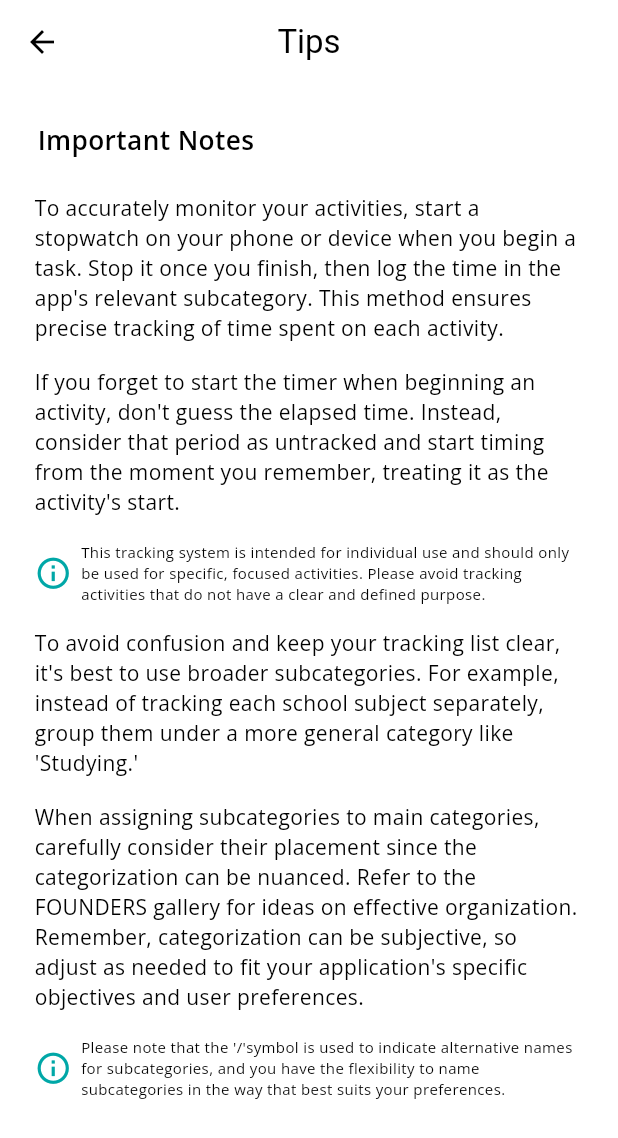
After one commit to bcr2001/motion, a Flutter app: the TipsPage screen opened directly, on a phone screen of 412 x 824 dp. The commit adds this screen. Shown: the top 1138 px of the screen. Run offline on Flutter 3.47's test engine with Material 3 defaults, Android fonts, the phone set to English and light mode, and no system bars; our stand-ins replace firebase_auth, firebase_core, fl_chart, flutter_heatmap_calendar, flutter_svg, google_fonts and 6 more; accounts and stored records are empty.

Commit message:
built the first section of the tips page UI and also changed all instances of personal growth to self development in the entire code base

```diff
--- a/lib/motion_core/mc_sql_table/main_table.dart
+++ b/lib/motion_core/mc_sql_table/main_table.dart
@@ -4,7 +4,7 @@ class MainCategory {
   double education; // Amount of time spent on education
   double skills; // Amount of time spent on skills development
   double entertainment; // Amount of time spent on entertainment
-  double personalGrowth; // Amount of time spent on personal growth
+  double selfDevelopment; // Amount of time spent on Self Development
   double sleep; // Amount of time spent on sleep
   String currentLoggedInUser; // User associated with the record
 
@@ -13,7 +13,7 @@ class MainCategory {
     this.education = 0.0, // Default value for education
     this.skills = 0.0, // Default value for skills
     this.entertainment = 0.0, // Default value for entertainment
-    this.personalGrowth = 0.0, // Default value for personal growth
+    this.selfDevelopment = 0.0, // Default value for Self Development
     this.sleep = 0.0, // Default value for sleep
     required this.currentLoggedInUser,
   });
@@ -25,7 +25,7 @@ class MainCategory {
       education: map['education'] ?? 0.0,
       skills: map['skills'] ?? 0.0,
       entertainment: map['entertainment'] ?? 0.0,
-      personalGrowth: map['personalGrowth'] ?? 0.0,
+      selfDevelopment: map['selfDevelopment'] ?? 0.0,
       sleep: map['sleep'] ?? 0.0,
       currentLoggedInUser: map['currentLoggedInUser'],
     );
@@ -38,7 +38,7 @@ class MainCategory {
       'education': education,
       'skills': skills,
       'entertainment': entertainment,
-      'personalGrowth': personalGrowth,
+      'selfDevelopment': selfDevelopment,
       'sleep': sleep,
       'currentLoggedInUser': currentLoggedInUser,
     };
@@ -46,6 +46,6 @@ class MainCategory {
 
   @override
   String toString() {
-    return 'Main category{date: $date, education: $education, skills: $skills, entertainment: $entertainment, personalGrowth: $personalGrowth, sleep: $sleep, user: $currentLoggedInUser}';
+    return 'Main category{date: $date, education: $education, skills: $skills, entertainment: $entertainment, selfDevelopment: $selfDevelopment, sleep: $sleep, user: $currentLoggedInUser}';
   }
 }
--- a/lib/motion_screens/ms_report/report.dart
+++ b/lib/motion_screens/ms_report/report.dart
@@ -83,9 +83,6 @@ class MonthlyReportPage extends StatelessWidget {
                       // Users can visualize their activity patterns throughout
                       // the month using this heat map.
                       sectionTitle(titleName: AppString.contributionTitle),
-                      const InfoToTheUser(
-                          sectionInformation:
-                              AppString.informationAboutContribution),
                       const ContributionsHeatMap(),
 
                       // SECTION 1:
--- a/lib/motion_screens/ms_report/report_back.dart
+++ b/lib/motion_screens/ms_report/report_back.dart
@@ -83,15 +83,13 @@ class AccountedUnaccountedReportPieChart extends StatelessWidget {
   }
 }
 
-
-
 // displays the Main category Distribution pie chart
 class MainCategoryDistributionPieChart extends StatelessWidget {
   final Future<List<Map<String, dynamic>>?> future;
 
   const MainCategoryDistributionPieChart({super.key, required this.future});
 
-Color getCategoryColorByName(String? categoryName) {
+  Color getCategoryColorByName(String? categoryName) {
     // Debugging: Print the category name
     logger.i("Category Name: $categoryName");
 
@@ -100,8 +98,8 @@ Color getCategoryColorByName(String? categoryName) {
         return AppColor.educationPieChartColor;
       case AppString.entertainmentMainCategory:
         return AppColor.entertainmentPieChartColor;
-      case AppString.personalGrowthMainCategory:
-        return AppColor.personalGrowthPieChartColor;
+      case AppString.selfDevelopmentMainCategory:
+        return AppColor.selfDevelopmentPieChartColor;
       case AppString.skillMainCategory:
         return AppColor.skillsPieChartColor;
       case AppString.sleepMainCategory:
@@ -112,7 +110,6 @@ Color getCategoryColorByName(String? categoryName) {
         return Colors.grey; // Default color for null or unrecognized category
     }
   }
-
 
   @override
   Widget build(BuildContext context) {
@@ -164,8 +161,6 @@ Color getCategoryColorByName(String? categoryName) {
     );
   }
 }
-
-
 
 // A custom widget for displaying a pie chart using the FL Chart library.
 class PieChartBuilder extends StatelessWidget {
@@ -440,7 +435,8 @@ class InfoToTheUser extends StatelessWidget {
             padding: EdgeInsets.only(right: 6.0),
             child: Icon(
               Icons.info_outline,
-              size: 18,
+              size: 25,
+              color: AppColor.tileBackgroundColor,
             ),
           ),
 
@@ -614,10 +610,10 @@ class AnalyticsMainCategoryDistributionPieChart extends StatelessWidget {
   Widget build(BuildContext context) {
     return Consumer2<MainCategoryTrackerProvider, UserUidProvider>(
         builder: ((context, main, user, child) {
-
       final String currentUser = user.userUid!;
       return PieChartDataMainCategoryDistribution(
-        future: main.retrieveEntireMainTotalTimeSpent(currentUser: currentUser));
+          future:
+              main.retrieveEntireMainTotalTimeSpent(currentUser: currentUser));
     }));
   }
 }
--- /dev/null
+++ b/lib/motion_screens/ms_tips/tips_front.dart
@@ -0,0 +1,48 @@
+import 'package:flutter/material.dart';
+import 'package:motion/motion_screens/ms_report/report_back.dart';
+
+import '../../motion_themes/mth_app/app_strings.dart';
+import '../../motion_themes/mth_styling/motion_text_styling.dart';
+
+class NotesBeforeTheExamples extends StatelessWidget {
+  const NotesBeforeTheExamples({super.key});
+
+  // returns a Text Widget with a custom style
+  Widget noteText({required String note}) {
+    return Padding(
+      padding: const EdgeInsets.all(8.0),
+      child: Text(
+        note,
+        style: AppTextStyle.leadingTextLTStyle(),
+      ),
+    );
+  }
+
+
+
+  @override
+  Widget build(BuildContext context) {
+    return Column(
+      children: [
+        // information about how to time an activity
+        noteText(note: AppString.note1TrackingGuide),
+
+        // information about what to do if you forget to start a time
+        noteText(note: AppString.note2NoEstimating),
+
+        // information about the purpose of the app
+        const InfoToTheUser(
+            sectionInformation: AppString.note3IndividualUseOnly),
+
+        // information on how to maintain a concise tracking list
+        noteText(note: AppString.note4ConciseTracking),
+
+        // information about the caustion one needs to take when assigning subcategories to main categories
+        noteText(note: AppString.note5subcategoryAssignment),
+
+        // Information about the use of '/' in the Main and subcategory examples
+        const InfoToTheUser(sectionInformation: AppString.note7BackSlashAlert)
+      ],
+    );
+  }
+}
--- a/lib/motion_screens/ms_tips/tips_page.dart
+++ b/lib/motion_screens/ms_tips/tips_page.dart
@@ -1,4 +1,6 @@
 import 'package:flutter/material.dart';
+import 'package:motion/motion_routes/mr_home/home_reusable/back_home.dart';
+import 'package:motion/motion_screens/ms_tips/tips_front.dart';
 
 import '../../motion_themes/mth_app/app_strings.dart';
 
@@ -9,8 +11,24 @@ class TipsPage extends StatelessWidget {
   Widget build(BuildContext context) {
     return Scaffold(
       appBar: AppBar(
-        title:const Text(AppString.tipsTitle),
+        title: const Text(AppString.tipsTitle),
         centerTitle: true,
+      ),
+      body: SingleChildScrollView(
+        child: Padding(
+          padding: const EdgeInsets.all(15.0),
+          child: Column(
+            crossAxisAlignment: CrossAxisAlignment.start,
+            children: [
+              // page title
+              sectionTitle(titleName: AppString.tipsImportantNoteTitle),
+
+              // notes before examples: Contains important information the user should know about
+              // how the app should be used
+               const NotesBeforeTheExamples()
+            ],
+          ),
+        ),
       ),
     );
   }
--- a/lib/motion_themes/mth_app/app_strings.dart
+++ b/lib/motion_themes/mth_app/app_strings.dart
@@ -107,7 +107,7 @@ class AppString {
   static const String educationMainCategory = "Education";
   static const String skillMainCategory = "Skills";
   static const String entertainmentMainCategory = "Entertainment";
-  static const String personalGrowthMainCategory = "Personal Growth";
+  static const String selfDevelopmentMainCategory = "Self Development";
   static const String sleepMainCategory = "Sleep";
 
   static const String addItem = "Add";
@@ -215,4 +215,22 @@ class AppString {
       "The Main Category data values for a given month are delineated in hours. ";
   static const String infoAboutStackChartData =
       "A monthly Distribution of Main Categories";
+
+  // TIPS ROUTE
+
+  static const String tipsImportantNoteTitle = "Important Notes";
+  static const String note1TrackingGuide =
+      "To accurately monitor your activities, start a stopwatch on your phone or device when you begin a task. Stop it once you finish, then log the time in the app's relevant subcategory. This method ensures precise tracking of time spent on each activity.";
+  static const String note2NoEstimating =
+      "If you forget to start the timer when beginning an activity, don't guess the elapsed time. Instead, consider that period as untracked and start timing from the moment you remember, treating it as the activity's start.";
+  static const String note3IndividualUseOnly =
+      "This tracking system is intended for individual use and should only be used for specific, focused activities. Please avoid tracking activities that do not have a clear and defined purpose.";
+  static const String note4ConciseTracking =
+      "To avoid confusion and keep your tracking list clear, it's best to use broader subcategories. For example, instead of tracking each school subject separately, group them under a more general category like 'Studying.'";
+  static const String note5subcategoryAssignment =
+      "When assigning subcategories to main categories, carefully consider their placement since the categorization can be nuanced. Refer to the FOUNDERS gallery for ideas on effective organization. Remember, categorization can be subjective, so adjust as needed to fit your application's specific objectives and user preferences.";
+  static const String note6KeyExamples =
+      "Below are the main categories and key EXAMPLES of subcategories that can be tracked under each one. Tracking the main categories directly is not feasible, so corresponding subcategories must be created for each main category.";
+  static const String note7BackSlashAlert =
+      "Please note that the '/'symbol is used to indicate alternative names for subcategories, and you have the flexibility to name subcategories in the way that best suits your preferences.";
 }
--- a/lib/motion_themes/mth_styling/app_color.dart
+++ b/lib/motion_themes/mth_styling/app_color.dart
@@ -36,8 +36,8 @@ class AppColor {
   // entertainment color
   static const Color entertainmentPieChartColor = Color(0xFF287094);
 
-  // personal growth color
-  static const Color personalGrowthPieChartColor = Color(0xFF37AA85);
+  // Self Development color
+  static const Color selfDevelopmentPieChartColor = Color(0xFF37AA85);
 
   // most tracked color
   static const Color mostTrackedBorderColor = Color(0XFF52D726);
```
Also changed, not shown: lib/main.dart (+5 -5 lines), lib/motion_core/mc_sqlite/sql_tracker_db.dart (+27 -27 lines), lib/motion_routes/mr_stats/stats_front.dart (+3 -5 lines), lib/motion_routes/mr_stats/stats_graphs.dart (+15 -15 lines), lib/motion_routes/mr_track/track_main/track_route.dart (+13 -10 lines), lib/motion_routes/mr_track/track_reusable/front_track.dart (+6 -3 lines), lib/motion_screens/ms_report/report_front.dart (+5 -5 lines).
